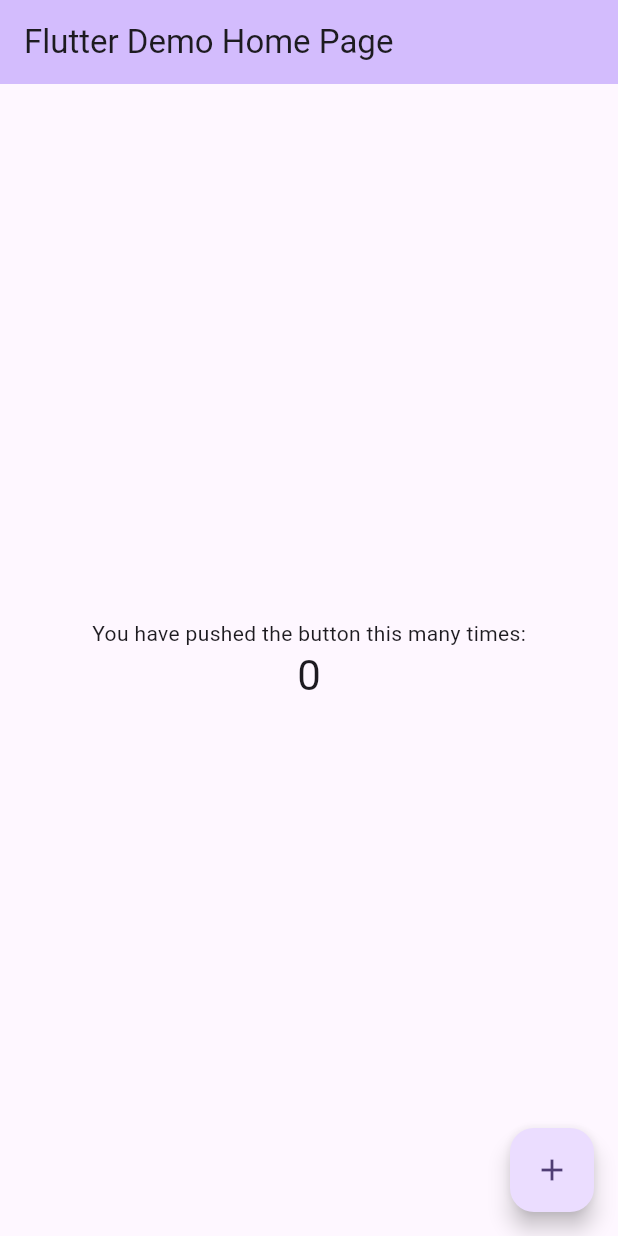
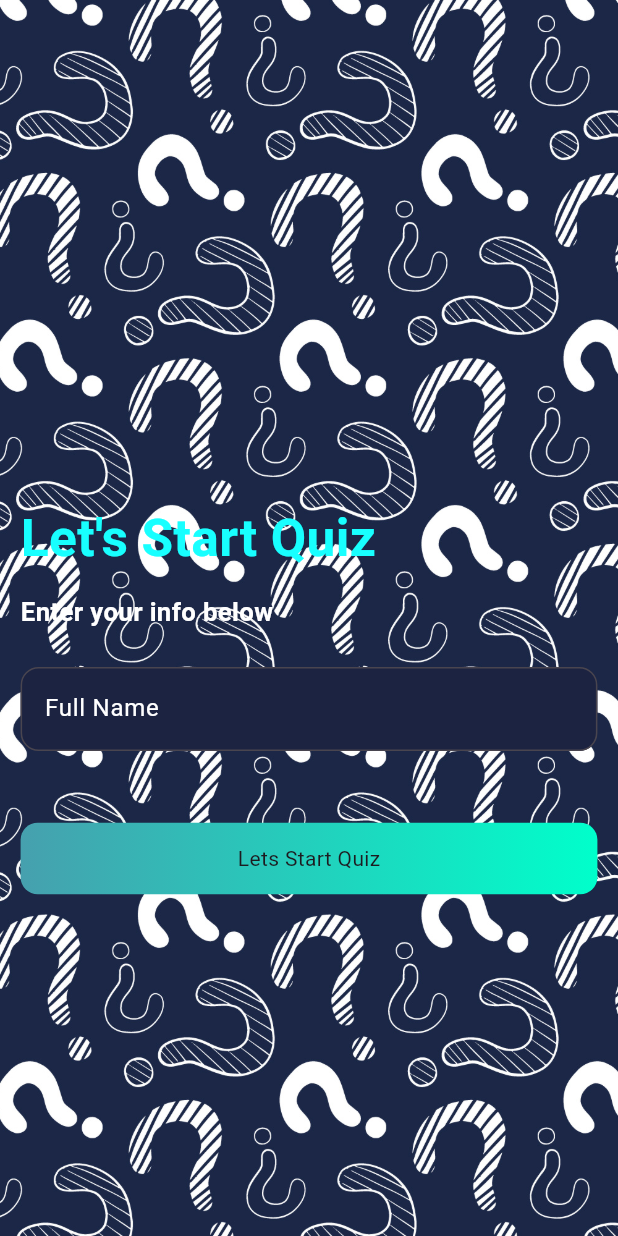
Before and after one commit to a7medAlqal3awyi/quiz_app, a Flutter app: the screen it shows after launch, on a phone screen of 412 x 824 dp. Run offline on Flutter 3.47's test engine with Material 3 defaults, Android fonts, the phone set to English and light mode, and no system bars; our stand-ins replace flutter_screenutil, flutter_svg.

Commit message:
Added welcome screen. Added app colors. Added app routes. Added app question model.

```diff
--- /dev/null
+++ b/lib/core/colors/app_colors.dart
@@ -0,0 +1,14 @@
+import 'package:flutter/material.dart';
+
+const kSecondaryColor = Color(0xFF8B94BC);
+const kGreenColor = Color(0xFF6AC259);
+const kRedColor = Color(0xFFE92E30);
+const kGrayColor = Color(0xFFC1C1C1);
+const kBlackColor = Color(0xFF101010);
+const kPrimaryGradient = LinearGradient(
+  colors: [Color(0xFF46A0AE), Color(0xFF00FFCB)],
+  begin: Alignment.centerLeft,
+  end: Alignment.centerRight,
+);
+
+const double kDefaultPadding = 20;
--- /dev/null
+++ b/lib/core/routing/routes.dart
@@ -0,0 +1,4 @@
+class Routes{
+  static const String welcomeScreen = "/welcomeScreen";
+  static const String quizScreen = "/quizScreen";
+}
--- a/lib/main.dart
+++ b/lib/main.dart
@@ -1,4 +1,6 @@
 import 'package:flutter/material.dart';
+import 'package:flutter_screenutil/flutter_screenutil.dart';
+import 'package:my_quiz/screens/wellcome/wellocme_screen.dart';
 
 void main() {
   runApp(const MyApp());
@@ -7,119 +9,19 @@ void main() {
 class MyApp extends StatelessWidget {
   const MyApp({super.key});
 
-  // This widget is the root of your application.
   @override
   Widget build(BuildContext context) {
-    return MaterialApp(
-      title: 'Flutter Demo',
-      theme: ThemeData(
-        // This is the theme of your application.
-        //
-        // TRY THIS: Try running your application with "flutter run". You'll see
-        // the application has a purple toolbar. Then, without quitting the app,
-        // try changing the seedColor in the colorScheme below to Colors.green
-        // and then invoke "hot reload" (save your changes or press the "hot
-        // reload" button in a Flutter-supported IDE, or press "r" if you used
-        // the command line to start the app).
-        //
-        // Notice that the counter didn't reset back to zero; the application
-        // state is not lost during the reload. To reset the state, use hot
-        // restart instead.
-        //
-        // This works for code too, not just values: Most code changes can be
-        // tested with just a hot reload.
-        colorScheme: ColorScheme.fromSeed(seedColor: Colors.deepPurple),
-        useMaterial3: true,
-      ),
-      home: const MyHomePage(title: 'Flutter Demo Home Page'),
-    );
+    return ScreenUtilInit(
+        designSize: const Size(360, 690),
+        minTextAdapt: true,
+        splitScreenMode: true,
+        builder: (_, child) {
+          return MaterialApp(
+            title: 'Quiz app',
+            theme: ThemeData(),
+            debugShowCheckedModeBanner: false,
+            home: const WelcomeScreen(),
+          );
+        });
   }
 }
-
-class MyHomePage extends StatefulWidget {
-  const MyHomePage({super.key, required this.title});
-
-  // This widget is the home page of your application. It is stateful, meaning
-  // that it has a State object (defined below) that contains fields that affect
-  // how it looks.
-
-  // This class is the configuration for the state. It holds the values (in this
-  // case the title) provided by the parent (in this case the App widget) and
-  // used by the build method of the State. Fields in a Widget subclass are
-  // always marked "final".
-
-  final String title;
-
-  @override
-  State<MyHomePage> createState() => _MyHomePageState();
-}
-
-class _MyHomePageState extends State<MyHomePage> {
-  int _counter = 0;
-
-  void _incrementCounter() {
-    setState(() {
-      // This call to setState tells the Flutter framework that something has
-      // changed in this State, which causes it to rerun the build method below
-      // so that the display can reflect the updated values. If we changed
-      // _counter without calling setState(), then the build method would not be
-      // called again, and so nothing would appear to happen.
-      _counter++;
-    });
-  }
-
-  @override
-  Widget build(BuildContext context) {
-    // This method is rerun every time setState is called, for instance as done
-    // by the _incrementCounter method above.
-    //
-    // The Flutter framework has been optimized to make rerunning build methods
-    // fast, so that you can just rebuild anything that needs updating rather
-    // than having to individually change instances of widgets.
-    return Scaffold(
-      appBar: AppBar(
-        // TRY THIS: Try changing the color here to a specific color (to
-        // Colors.amber, perhaps?) and trigger a hot reload to see the AppBar
-        // change color while the other colors stay the same.
-        backgroundColor: Theme.of(context).colorScheme.inversePrimary,
-        // Here we take the value from the MyHomePage object that was created by
-        // the App.build method, and use it to set our appbar title.
-        title: Text(widget.title),
-      ),
-      body: Center(
-        // Center is a layout widget. It takes a single child and positions it
-        // in the middle of the parent.
-        child: Column(
-          // Column is also a layout widget. It takes a list of children and
-          // arranges them vertically. By default, it sizes itself to fit its
-          // children horizontally, and tries to be as tall as its parent.
-          //
-          // Column has various properties to control how it sizes itself and
-          // how it positions its children. Here we use mainAxisAlignment to
-          // center the children vertically; the main axis here is the vertical
-          // axis because Columns are vertical (the cross axis would be
-          // horizontal).
-          //
-          // TRY THIS: Invoke "debug painting" (choose the "Toggle Debug Paint"
-          // action in the IDE, or press "p" in the console), to see the
-          // wireframe for each widget.
-          mainAxisAlignment: MainAxisAlignment.center,
-          children: <Widget>[
-            const Text(
-              'You have pushed the button this many times:',
-            ),
-            Text(
-              '$_counter',
-              style: Theme.of(context).textTheme.headlineMedium,
-            ),
-          ],
-        ),
-      ),
-      floatingActionButton: FloatingActionButton(
-        onPressed: _incrementCounter,
-        tooltip: 'Increment',
-        child: const Icon(Icons.add),
-      ), // This trailing comma makes auto-formatting nicer for build methods.
-    );
-  }
-}
--- /dev/null
+++ b/lib/screens/wellcome/wellocme_screen.dart
@@ -0,0 +1,94 @@
+import 'package:flutter/material.dart';
+import 'package:flutter_screenutil/flutter_screenutil.dart';
+import 'package:flutter_svg/flutter_svg.dart';
+import 'package:my_quiz/core/helper/exetention.dart';
+
+import '../../core/colors/app_colors.dart';
+import '../../core/routing/routes.dart';
+
+class WelcomeScreen extends StatelessWidget {
+  const WelcomeScreen({super.key});
+
+  @override
+  Widget build(BuildContext context) {
+    return Scaffold(
+      body: Stack(
+        children: [
+          SizedBox(
+            height: MediaQuery.of(context).size.height.h,
+            child: Image.asset(
+              "assets/images/bg.jpg",
+              fit: BoxFit.fitHeight,
+            ),
+          ),
+          SafeArea(
+              child: Padding(
+                padding: EdgeInsets.all(12.w),
+                child: Column(
+                  crossAxisAlignment: CrossAxisAlignment.start,
+                  children: [
+                    const Spacer(
+                      flex: 3,
+                    ),
+                    Text(
+                      "Let's Start Quiz",
+                      style: TextStyle(
+                          fontSize: 30.sp,
+                          color: Colors.cyanAccent,
+                          fontWeight: FontWeight.bold),
+                    ),
+                    SizedBox(
+                      height: 10.h,
+                    ),
+                    Text(
+                      "Enter your info below",
+                      style: TextStyle(
+                          fontSize: 15.sp,
+                          color: Colors.white,
+                          fontWeight: FontWeight.bold),
+                    ),
+                    SizedBox(
+                      height: 20.h,
+                    ),
+                    const TextField(
+                      style: TextStyle(color: Colors.white),
+                      decoration: InputDecoration(
+                        filled: true,
+                        fillColor: Color(0xFF1C2341),
+                        hintText: "Full Name",
+                        hintStyle: TextStyle(color: Colors.white),
+                        border: OutlineInputBorder(
+                          borderRadius: BorderRadius.all(Radius.circular(12)),
+                        ),
+                      ),
+                    ),
+                    SizedBox(
+                      height: 40.h,
+                    ),
+                    InkWell(
+                      onTap: () {
+                        context.pushNamed(Routes.quizScreen);
+                      },
+                      child: Container(
+                        height: 40.h,
+                        decoration: BoxDecoration(
+                            borderRadius: BorderRadiusDirectional.circular(
+                                10.w),
+                            gradient: kPrimaryGradient),
+                        child: const Center(
+                          child: Text('Lets Start Quiz'),
+                        ),
+                      ),
+                    ),
+                    const Spacer(
+                      flex: 2,
+                    ),
+                  ],
+                ),
+              )),
+
+        ],
+      ),
+    );
+  }
+}
--- a/pubspec.yaml
+++ b/pubspec.yaml
@@ -30,4 +30,4 @@ flutter:
   uses-material-design: true
 
   assets:
-#- assets/images/
+    - assets/images/
```
Also changed, not shown: lib/core/helper/exetention.dart (added, +20 -0 lines), lib/core/routing/app_router.dart (added, +23 -0 lines), lib/model/question.dart (added, +42 -0 lines), assets/images/bg.jpg (added).
